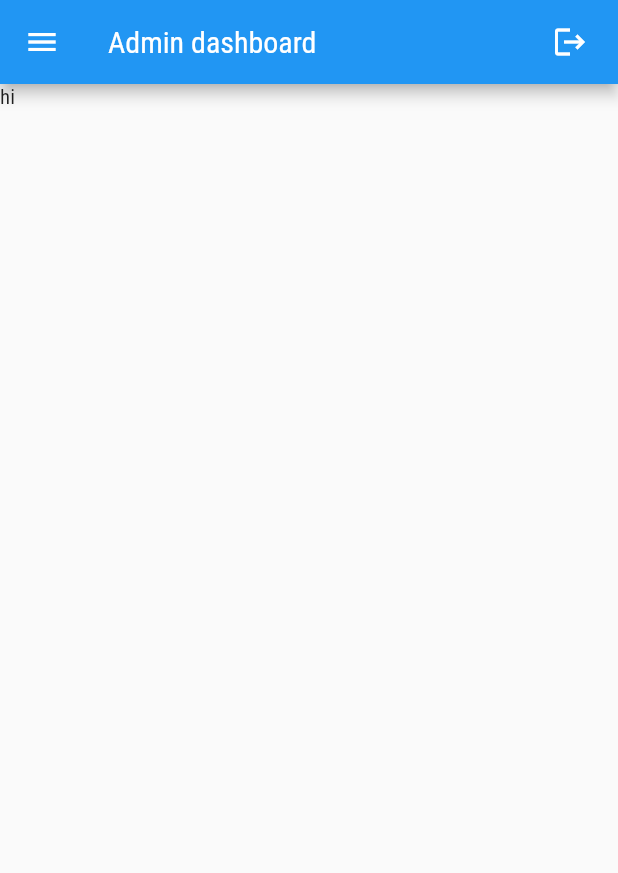
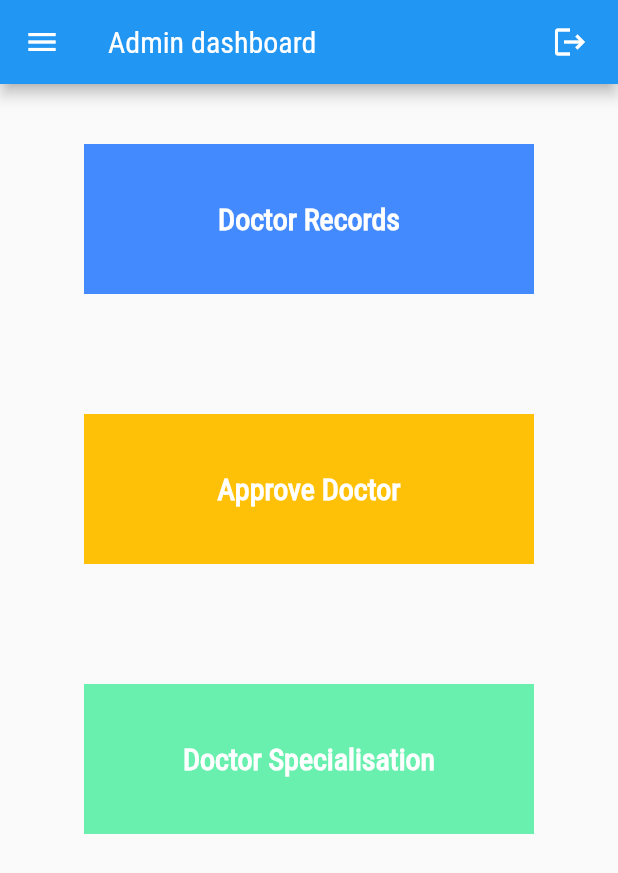
Before and after one commit to Poorna-Krish/SchizoPhrend-MobileApp, a Flutter app: the AdminDoctorView screen opened directly, on a phone screen of 412 x 824 dp. Shown: the top 873 px of the screen. Run offline on Flutter 3.47's test engine with Material 2 defaults, Android fonts, the phone set to English and light mode, and no system bars; our stand-ins replace flutter_svg, form_field_validator.

Commit message:
Feat: Admin view Doctor records + Approve Doctors (view)

```diff
--- a/lib/screens/admin/admin_doctor_view.dart
+++ b/lib/screens/admin/admin_doctor_view.dart
@@ -1,6 +1,8 @@
 // ignore_for_file: avoid_print
 
 import 'package:flutter/material.dart';
+import 'package:schizophrend/screens/admin/admin_doctor_records.dart';
+import 'package:schizophrend/screens/admin/admin_doctor_approve.dart';
 import 'package:schizophrend/screens/admin/components/admin_nav_bar.dart';
 
 class AdminDoctorView extends StatefulWidget {
@@ -40,9 +42,71 @@ class _AdminDoctorViewState extends State<AdminDoctorView> {
         ),
         body: ListView(children: <Widget>[
           Row(
-            mainAxisAlignment: MainAxisAlignment.start,
-            children: const [
-              Text('hi'),
+            mainAxisAlignment: MainAxisAlignment.center,
+            children: [
+              Container(
+                alignment: Alignment.center,
+                margin: const EdgeInsets.fromLTRB(0, 40, 0, 40),
+                width: 300,
+                height: 100,
+                color: Colors.blueAccent,
+                padding: const EdgeInsets.all(20),
+                child: TextButton(
+                    onPressed: () => Navigator.push(
+                          context,
+                          MaterialPageRoute(
+                            builder: (context) => const AdminDoctorRecords(),
+                          ),
+                        ),
+                    child: const Text('Doctor Records',
+                        style: TextStyle(
+                            color: Colors.white,
+                            fontSize: 20,
+                            fontWeight: FontWeight.bold))),
+              ),
+            ],
+          ),
+          Row(
+            mainAxisAlignment: MainAxisAlignment.center,
+            children: [
+              Container(
+                alignment: Alignment.center,
+                margin: const EdgeInsets.symmetric(horizontal: 0, vertical: 40),
+                width: 300,
+                height: 100,
+                color: Colors.amber,
+                // padding: const EdgeInsets.all(20),
+                child: TextButton(
+                    onPressed: () => Navigator.push(
+                          context,
+                          MaterialPageRoute(
+                            builder: (context) => const AdminDoctorApprove(),
+                          ),
+                        ),
+                    child: const Text('Approve Doctor',
+                        style: TextStyle(
+                            color: Colors.white,
+                            fontSize: 20,
+                            fontWeight: FontWeight.bold))),
+              ),
+            ],
+          ),
+          Row(
+            mainAxisAlignment: MainAxisAlignment.center,
+            children: [
+              Container(
+                alignment: Alignment.center,
+                margin: const EdgeInsets.symmetric(horizontal: 0, vertical: 40),
+                width: 300,
+                height: 100,
+                color: Colors.greenAccent,
+                padding: const EdgeInsets.all(20),
+                child: const Text('Doctor Specialisation',
+                    style: TextStyle(
+                        color: Colors.white,
+                        fontSize: 20,
+                        fontWeight: FontWeight.bold)),
+              ),
             ],
           ),
         ]));
```
Also changed, not shown: lib/screens/admin/admin_doctor_approve.dart (added, +166 -0 lines), lib/screens/admin/admin_doctor_records.dart (added, +254 -0 lines).
